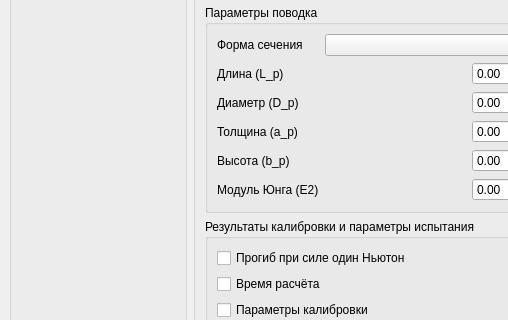
This is programs/CalcDeflection/ui/mainwindow.ui in Automation-group/FatigueCantileverBend_PIU-5 as Qt 5 draws it before an edit; both pictures show x 0 to 508 and y 266 to 586 of the 1024 by 876 pixel window. The edited form follows.
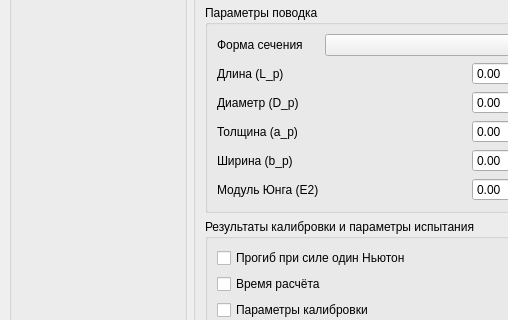
This is the edited form.

The edit to the form file:
```diff
--- a/programs/CalcDeflection/ui/mainwindow.ui
+++ b/programs/CalcDeflection/ui/mainwindow.ui
@@ -270,7 +270,7 @@
           <item row="4" column="0">
            <widget class="QLabel" name="label_b_p">
             <property name="text">
-             <string>Высота (b_p)</string>
+             <string>Ширина (b_p)</string>
             </property>
            </widget>
           </item>
```
Left out of the diff: 2 changed lines with no effect on the pictures.
